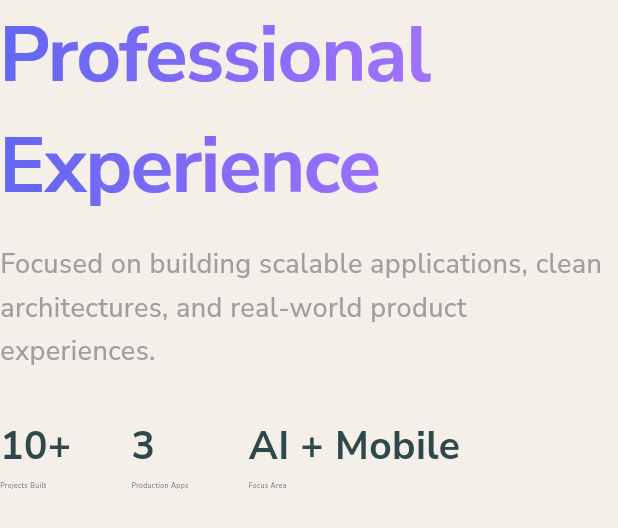
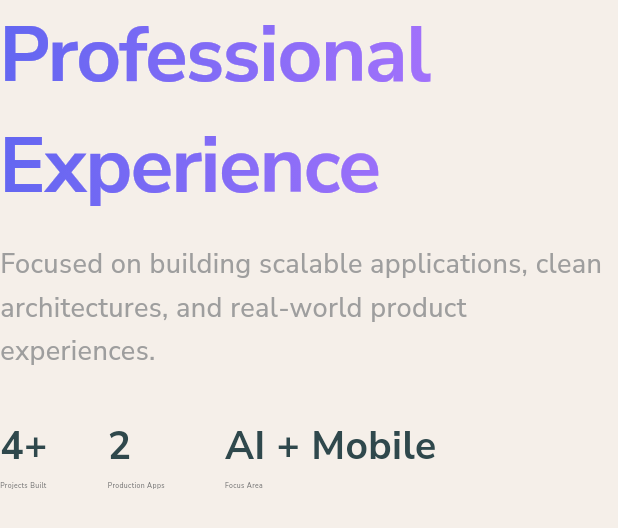
Before and after one commit to Sourav0174/portfolio_flutter, a Flutter app: the _SectionHeader widget shown alone on an empty page, opened directly, on a phone screen of 412 x 824 dp. Shown: the top 528 px of the screen. Run offline on Flutter 3.47's test engine with Material 3 defaults, Android fonts, the phone set to English and light mode, and no system bars; our stand-ins replace confetti, flutter_animate, flutter_screenutil, get, google_fonts.

Commit message:
project update

```diff
--- a/lib/app/helpers/widgets/desktop/experience_section.dart
+++ b/lib/app/helpers/widgets/desktop/experience_section.dart
@@ -490,9 +490,9 @@ class _SectionHeader extends StatelessWidget {
 
         Row(
           children: [
-            _StatItem("10+", "Projects Built"),
+            _StatItem("4+", "Projects Built"),
             const SizedBox(width: 40),
-            _StatItem("3", "Production Apps"),
+            _StatItem("2", "Production Apps"),
             const SizedBox(width: 40),
             _StatItem("AI + Mobile", "Focus Area"),
           ],
--- a/lib/app/helpers/widgets/mobile/experience_section_mobile.dart
+++ b/lib/app/helpers/widgets/mobile/experience_section_mobile.dart
@@ -68,8 +68,8 @@ class ExperienceSectionMobile extends StatelessWidget {
                 Row(
                   mainAxisAlignment: MainAxisAlignment.spaceBetween,
                   children: const [
-                    _StatItemMobile("10+", "Projects"),
-                    _StatItemMobile("3", "Apps"),
+                    _StatItemMobile("4+", "Projects"),
+                    _StatItemMobile("2", "Apps"),
                     _StatItemMobile("AI", "Focus"),
                   ],
                 ),
```
